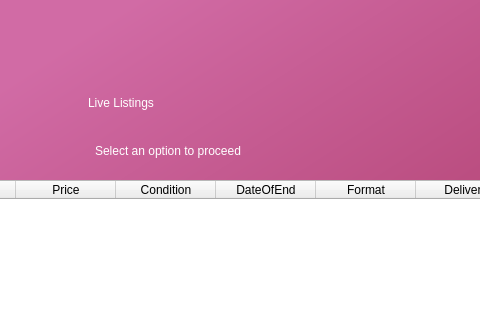
This is viewlists.ui in AnshulS853/Coursework_Prototype as Qt 5 draws it before an edit; both pictures show x 105 to 585 and y 0 to 320 of the 1200 by 800 pixel window. The edited form follows.
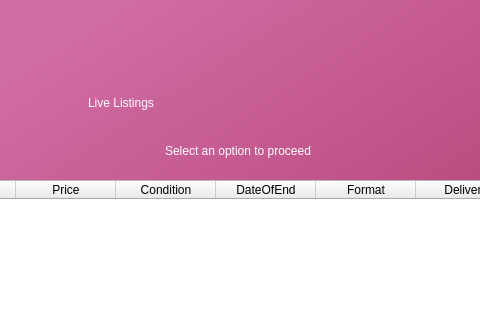
This is the edited form.

```diff
--- a/viewlists.ui
+++ b/viewlists.ui
@@ -57,7 +57,7 @@
    <widget class="QLabel" name="label_4">
     <property name="geometry">
      <rect>
-      <x>200</x>
+      <x>270</x>
       <y>130</y>
       <width>221</width>
       <height>41</height>
```
Left out of the diff: 2 changed lines with no effect on the pictures.
